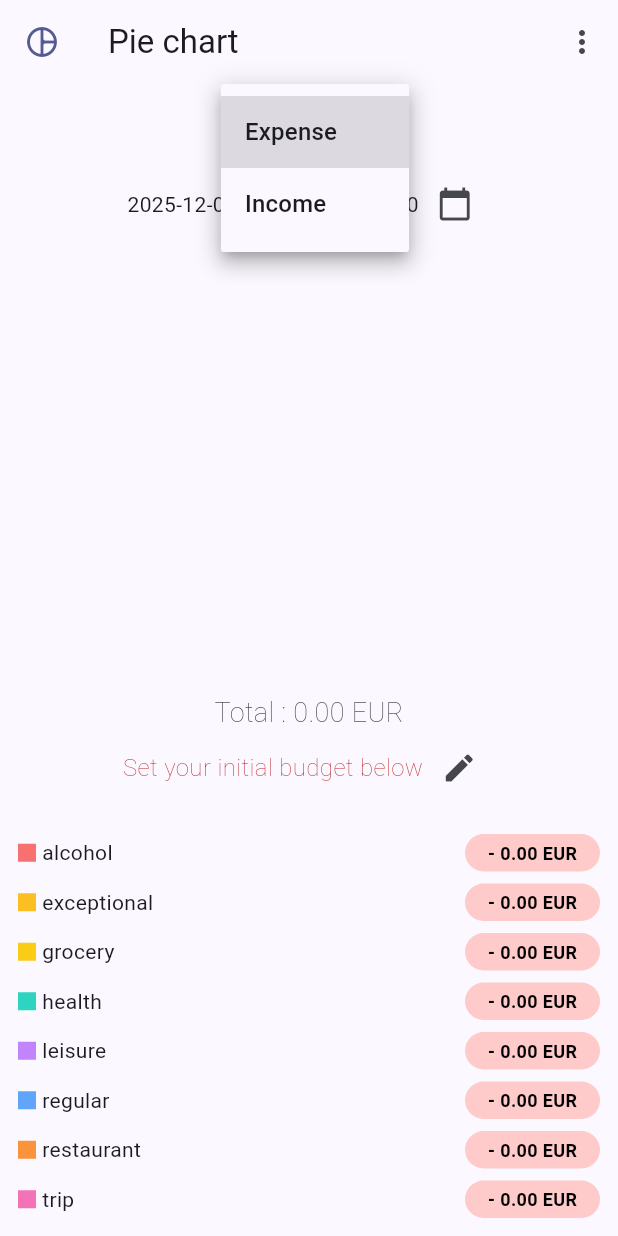
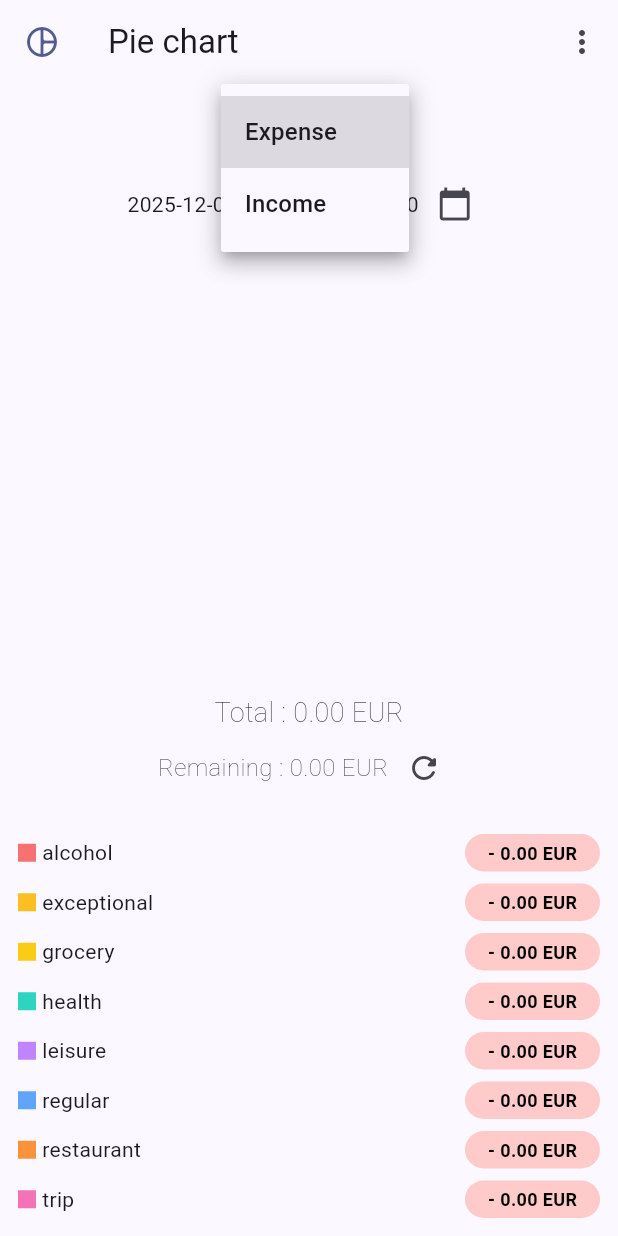
Before and after one commit to HeatherShein/expense-charts, a Flutter app: the ExpensePiePage screen opened directly, after a tap on "Expense", on a phone screen of 412 x 824 dp. Run offline on Flutter 3.47's test engine with Material 3 defaults, Android fonts, the phone set to English and light mode, and no system bars; drawn by our look-alikes of fl_chart; our stand-ins replace csv, device_info_plus, file_picker, flutter_form_builder, permission_handler, sqflite and 2 more; accounts and stored records are empty.

Commit message:
Updated remaining budget function

```diff
--- a/lib/managers/pref_manager.dart
+++ /dev/null
@@ -1,27 +0,0 @@
-import 'package:shared_preferences/shared_preferences.dart';
-
-class PrefManager {
-  static const String keyVariableName = 'remaining_budget';
-
-  static Future<SharedPreferences>? _prefsInstance;
-
-  static Future<SharedPreferences> getInstance() async {
-    _prefsInstance ??= SharedPreferences.getInstance();
-    return _prefsInstance!;
-  }
-
-  static Future<void> saveVariable(double value) async {
-    final prefs = await getInstance();
-    await prefs.setDouble(keyVariableName, value);
-  }
-
-  static Future<double> getVariable() async {
-    final prefs = await getInstance();
-    return prefs.getDouble(keyVariableName) ?? 0.0;
-  }
-
-  static Future<void> clearVariable() async {
-    final prefs = await getInstance();
-    await prefs.remove(keyVariableName);
-  }
-}
--- a/lib/pages/expense_pie.dart
+++ b/lib/pages/expense_pie.dart
@@ -9,10 +9,7 @@ import 'package:expenses_charts/providers/settings.dart';
 import 'package:expenses_charts/utils/expense_utils.dart';
 import 'package:fl_chart/fl_chart.dart';
 import 'package:flutter/material.dart';
-import 'package:flutter_form_builder/flutter_form_builder.dart';
 import 'package:provider/provider.dart';
-
-final _formKey = GlobalKey<FormBuilderState>();
 
 class ExpensePiePage extends StatefulWidget {
   const ExpensePiePage({super.key});
@@ -148,62 +145,18 @@ class _ExpensePiePageState extends State<ExpensePiePage> {
                             mainAxisAlignment: MainAxisAlignment.center,
                             children: [
                               Text(
-                                !budgetProvider.isBudgetSet
-                                  ? "Set your initial budget below"
-                                  : "Remaining : ${budgetProvider.getFormattedBudget(settingsState.currency)}",
-                                style: TextStyle(
+                                "Remaining : ${budgetProvider.getFormattedBudget(settingsState.currency)}",
+                                style: const TextStyle(
                                   fontSize: 16,
                                   fontWeight: FontWeight.w200,
-                                  color: !budgetProvider.isBudgetSet
-                                    ? Theme.of(context).colorScheme.error
-                                    : null,
                                 )
                               ),
                               IconButton(
                                 onPressed: () async {
-                                  showDialog<double>(
-                                    context: context,
-                                    builder: (BuildContext context) {
-                                      return AlertDialog(
-                                        content: SingleChildScrollView(
-                                          child: FormBuilder(
-                                            key: _formKey,
-                                            child: Column(
-                                              mainAxisSize: MainAxisSize.min,
-                                              children: [
-                                                FormBuilderTextField(
-                                                  name: "value",
-                                                  decoration: const InputDecoration(
-                                                    labelText: "Value",
-                                                    hintText: "Write a value",
-                                                  ),
-                                                  keyboardType: TextInputType.number,
-                                                  initialValue: budgetProvider.remainingBudget.toString(),
-                                                ),
-                                                const SizedBox(height: 10.0,),
-                                                MaterialButton(
-                                                  color: Theme.of(context).colorScheme.secondary,
-                                                  onPressed: () async {
-                                                    _formKey.currentState?.saveAndValidate();
-                                                    var formValues = _formKey.currentState?.value;
-
-                                                    var formValue = formValues!['value'].replaceAll(",", '.');
-
-                                                    debugPrint(formValue);
-                                                    await budgetProvider.updateBudget(double.parse(formValue));
-                                                    Navigator.of(context).pop(null);
-                                                  },
-                                                  child: Text("Update")
-                                                )
-                                              ]
-                                            )
-                                          ),
-                                        ),
-                                      );
-                                    },
-                                  );
+                                  await budgetProvider.refresh();
                                 },
-                                icon: const Icon(Icons.create_rounded)
+                                icon: const Icon(Icons.refresh_rounded),
+                                tooltip: "Refresh budget",
                               ),
                             ],
                           ),
--- a/lib/providers/budget_provider.dart
+++ b/lib/providers/budget_provider.dart
@@ -1,7 +1,8 @@
 import 'package:flutter/material.dart';
-import 'package:expenses_charts/managers/pref_manager.dart';
+import 'package:expenses_charts/utils/database_helper.dart';
 
 /// Provider for managing remaining budget state
+/// Budget is calculated as: sum of all incomes - sum of all expenses
 class BudgetProvider extends ChangeNotifier {
   double _remainingBudget = 0.0;
   bool _isLoading = false;
@@ -9,46 +10,26 @@ class BudgetProvider extends ChangeNotifier {
   double get remainingBudget => _remainingBudget;
   bool get isLoading => _isLoading;
 
-  /// Initialize the budget provider by loading the current budget
+  /// Initialize the budget provider by calculating from database
   Future<void> initialize() async {
+    await refresh();
+  }
+
+  /// Refresh the budget by recalculating from database
+  Future<void> refresh() async {
     _isLoading = true;
     notifyListeners();
 
     try {
-      _remainingBudget = await PrefManager.getVariable();
+      final dbHelper = DatabaseHelper();
+      _remainingBudget = await dbHelper.getRemainingBudget();
     } catch (e) {
-      debugPrint('Error loading budget: $e');
+      debugPrint('Error calculating budget: $e');
       _remainingBudget = 0.0;
     } finally {
       _isLoading = false;
       notifyListeners();
     }
-  }
-
-  /// Update the remaining budget
-  Future<void> updateBudget(double newBudget) async {
-    _isLoading = true;
-    notifyListeners();
-
-    try {
-      await PrefManager.saveVariable(newBudget);
-      _remainingBudget = newBudget;
-    } catch (e) {
-      debugPrint('Error updating budget: $e');
-    } finally {
-      _isLoading = false;
-      notifyListeners();
-    }
-  }
-
-  /// Add to the remaining budget (for income)
-  Future<void> addToBudget(double amount) async {
-    await updateBudget(_remainingBudget + amount);
-  }
-
-  /// Subtract from the remaining budget (for expenses)
-  Future<void> subtractFromBudget(double amount) async {
-    await updateBudget(_remainingBudget - amount);
   }
 
   /// Check if budget is set (not zero)
--- a/lib/utils/database_helper.dart
+++ b/lib/utils/database_helper.dart
@@ -341,6 +341,44 @@ class DatabaseHelper {
     return count! > 0;
   }
 
+  Future<double> getRemainingBudget() async {
+    /**
+     * Calculates remaining budget as: sum of all incomes - sum of all expenses
+     */
+    final db = await _getDatabase();
+    // Get sum of all incomes
+    List<Map<String, dynamic>> incomeResult = await db.rawQuery(
+      '''
+      SELECT
+        COALESCE(SUM(value), 0) as total
+      FROM
+        expenses
+      WHERE
+        type = 'income'
+      '''
+    );
+    double totalIncome = incomeResult.isNotEmpty && incomeResult[0]['total'] != null
+        ? (incomeResult[0]['total'] as num).toDouble()
+        : 0.0;
+
+    // Get sum of all expenses
+    List<Map<String, dynamic>> expenseResult = await db.rawQuery(
+      '''
+      SELECT
+        COALESCE(SUM(value), 0) as total
+      FROM
+        expenses
+      WHERE
+        type = 'expense'
+      '''
+    );
+    double totalExpense = expenseResult.isNotEmpty && expenseResult[0]['total'] != null
+        ? (expenseResult[0]['total'] as num).toDouble()
+        : 0.0;
+
+    return totalIncome - totalExpense;
+  }
+
   Future<void> _upgradeDatabase(Database db, int oldVersion, int newVersion) async {
     /**
      * Script to upgrade database.
```
Also changed, not shown: lib/components/expense_tile.dart (+3 -7 lines), lib/utils/expense_utils.dart (+4 -26 lines).
